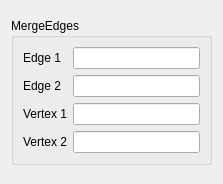
Above: src/HEXABLOCKGUI/MergeEdges_QTD.ui from SalomePlatform/hexablock before the change. Below: the same form after it.
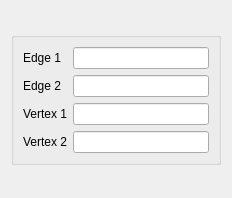
That is the form after the change.

Diff of the .ui file:
```diff
--- a/src/HEXABLOCKGUI/MergeEdges_QTD.ui
+++ b/src/HEXABLOCKGUI/MergeEdges_QTD.ui
@@ -6,8 +6,8 @@
    <rect>
     <x>0</x>
     <y>0</y>
-    <width>215</width>
-    <height>184</height>
+    <width>232</width>
+    <height>198</height>
    </rect>
   </property>
   <property name="windowTitle">
@@ -23,7 +23,7 @@
       </sizepolicy>
      </property>
      <property name="title">
-      <string>MergeEdges</string>
+      <string/>
      </property>
      <layout class="QFormLayout" name="formLayout">
       <item row="0" column="0">
```
